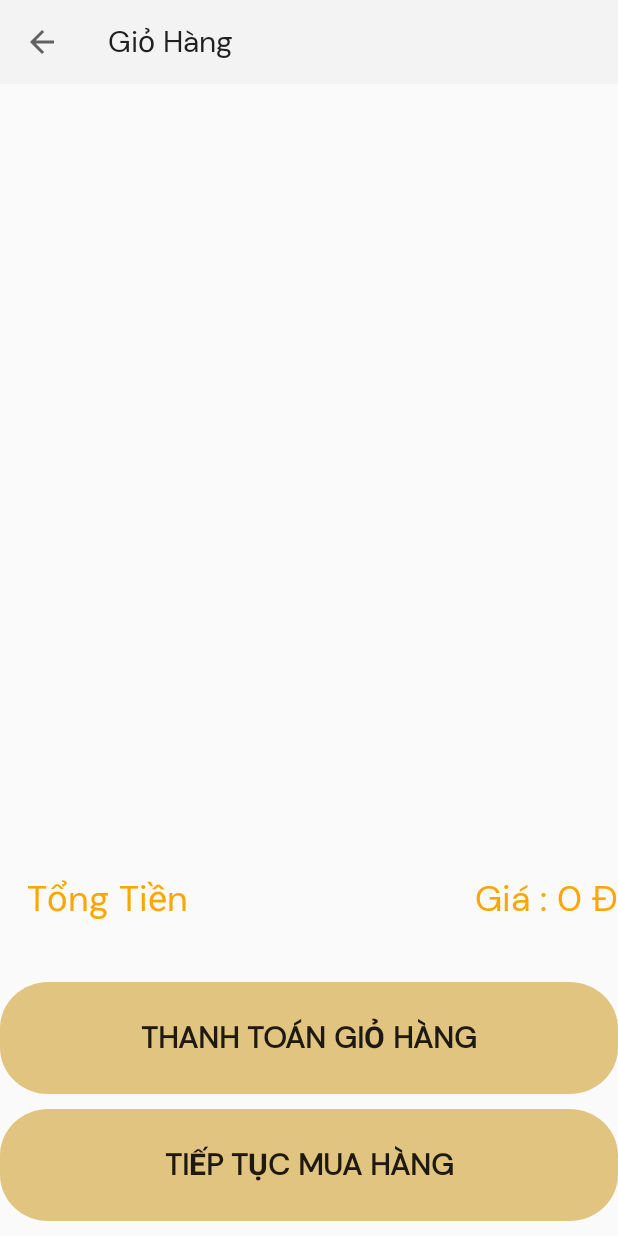
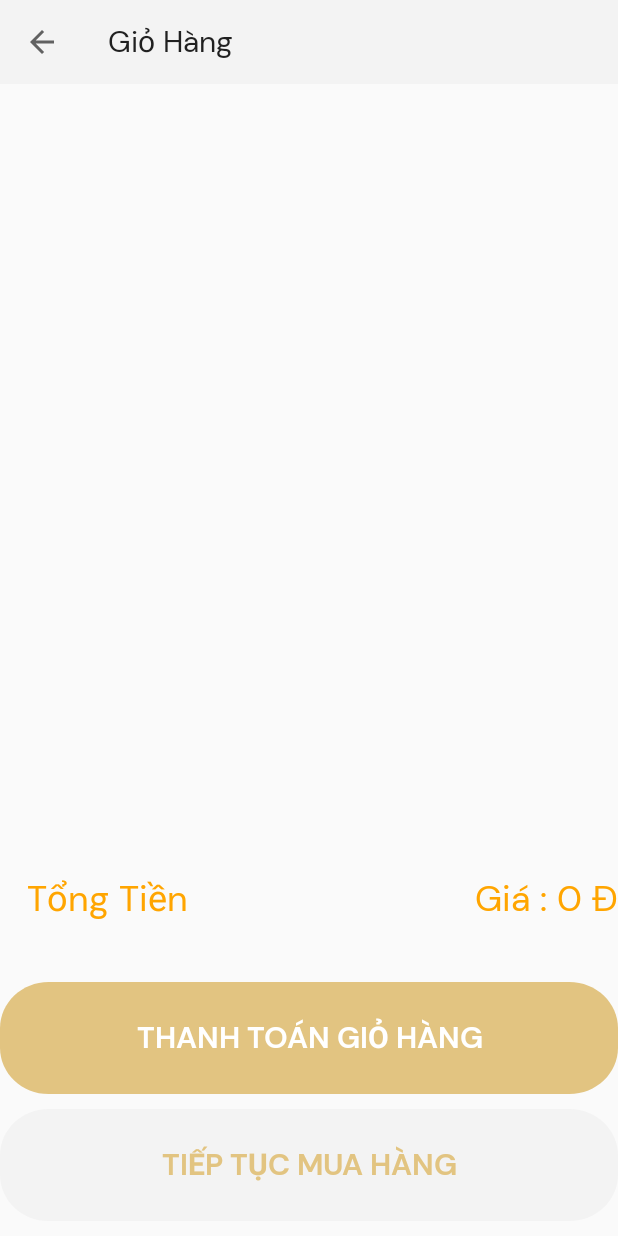
Before and after one commit to anhduyg07/app_tra_sua, an Android app: the GioHangActivity screen opened directly, with no data from a screen before it, on a phone screen of 412 x 824 dp. Run offline under Robolectric (Android 15) with nearby library versions, the phone set to English and light mode, and no system bars; our stand-ins replace Picasso; pictures from the network do not load; 3 statements that could not run were skipped.

Commit message:
Cập nhật button trong activity_gio_hang.xml

```diff
--- a/app/src/main/res/layout/activity_gio_hang.xml
+++ b/app/src/main/res/layout/activity_gio_hang.xml
@@ -79,19 +79,23 @@
         android:background="@drawable/rectangle_1"
         android:layout_marginTop="2dp"
         android:id="@+id/buttonthanhtoanngiohang"
+        android:fontFamily="@font/dmsans_bold"
+        android:text="Thanh toán giỏ hàng"
+        android:textColor="#FFFFFF"
         android:textSize="20sp"
-        android:text="Thanh Toán giỏ hàng"
         android:layout_weight="1"
         android:layout_width="match_parent"
         android:layout_height="0dp" />
     <Button
         android:textStyle="bold"
-        android:background="@drawable/rectangle_1"
+        android:background="@drawable/rectangle_2"
         android:layout_marginTop="10dp"
         android:layout_marginBottom="10dp"
         android:id="@+id/buttontieptucmuahang"
+        android:fontFamily="@font/dmsans_bold"
+        android:text="Tiếp tục mua hàng"
+        android:textColor="#E2C481"
         android:textSize="20sp"
-        android:text="Tiếp Tục mua hàng"
         android:layout_weight="1"
         android:layout_width="match_parent"
         android:layout_height="0dp" />
```
